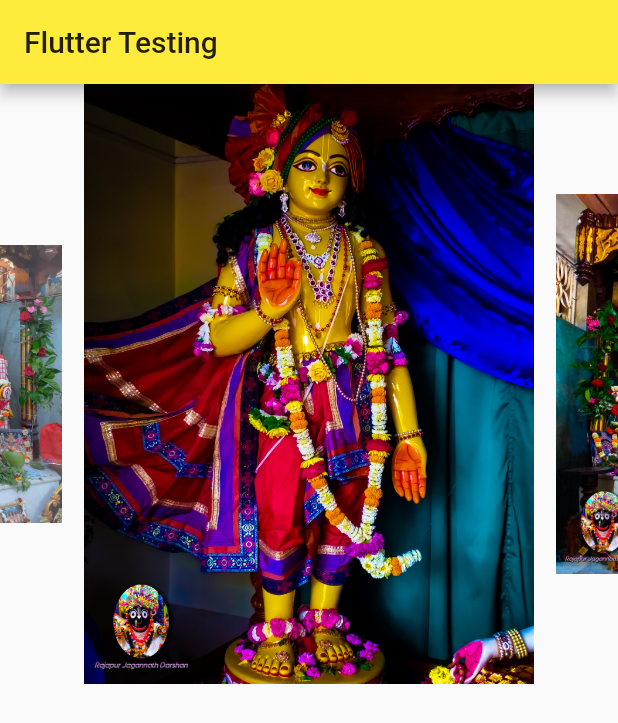
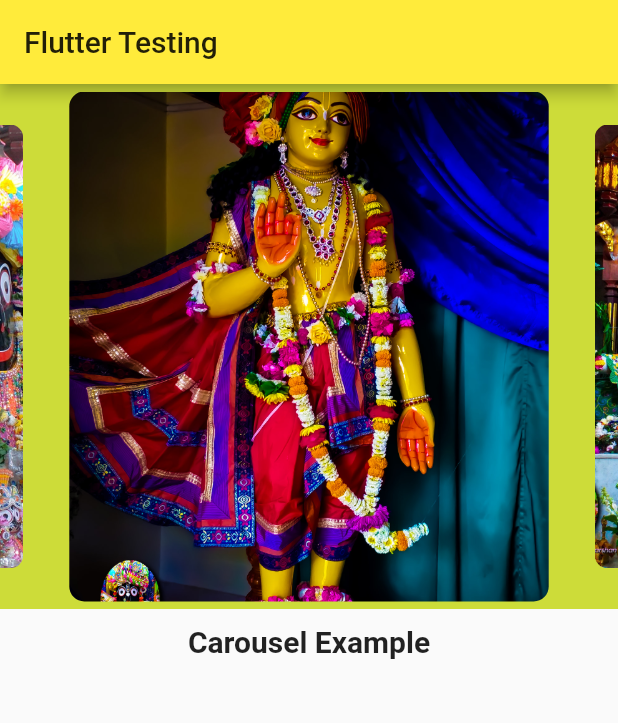
Before and after one commit to iamsourav37/image_carousel_flutter, a Flutter app: the screen it shows after launch, on a phone screen of 412 x 824 dp. Shown: the top 723 px of the screen. Run offline on Flutter 3.47's test engine with Material 2 defaults, Android fonts, the phone set to English and light mode, and no system bars; drawn by our look-alikes of carousel_slider.

Commit message:
carousel image slider

```diff
--- a/lib/HomePage.dart
+++ b/lib/HomePage.dart
@@ -1,3 +1,5 @@
+import 'dart:ui';
+
 import 'package:carousel_slider/carousel_slider.dart';
 import 'package:flutter/material.dart';
 
@@ -20,11 +22,55 @@ class _HomePageState extends State<HomePage> {
         title: Text("Flutter Testing"),
       ),
       body: Container(
-        child: CarouselSlider(
-          items: _imagePath.map((image) {
-            return Image.asset(image);
-          }).toList(),
-          options: CarouselOptions(height: 400.0),
+        child: Column(
+          children: [
+            Container(
+              height: 350,
+              decoration: BoxDecoration(
+                color: Colors.lime,
+              ),
+              child: CarouselSlider(
+                items: _imagePath.map((image) {
+                  return Container(
+                    margin: EdgeInsets.all(5),
+                    child: ClipRRect(
+                      borderRadius: BorderRadius.circular(10.0),
+                      child: Image.asset(
+                        image,
+                        height: double.infinity,
+                        width: double.infinity,
+                        fit: BoxFit.cover,
+                      ),
+                    ),
+                  );
+                }).toList(),
+                options: CarouselOptions(
+                  height: 400,
+                  onPageChanged: (index, reason) {
+                    print("page changed, $reason");
+                  },
+                  viewportFraction: 0.8,
+                  initialPage: 0,
+                  enableInfiniteScroll: true,
+                  reverse: false,
+                  enlargeCenterPage: true,
+                  scrollDirection: Axis.horizontal,
+                ),
+              ),
+            ),
+            const SizedBox(
+              height: 10,
+            ),
+            Container(
+              child: Text(
+                "Carousel Example",
+                style: TextStyle(
+                  fontSize: 20.0,
+                  fontWeight: FontWeight.bold,
+                ),
+              ),
+            ),
+          ],
         ),
       ),
     );
```
Also changed, not shown: pubspec.yaml (+3 -34 lines).
